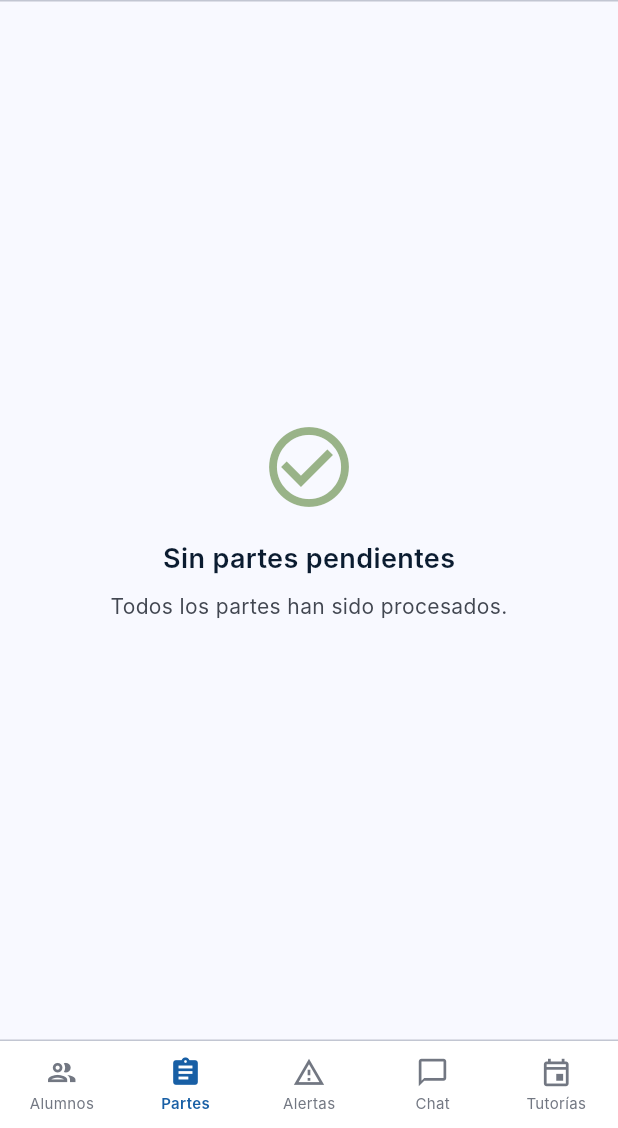
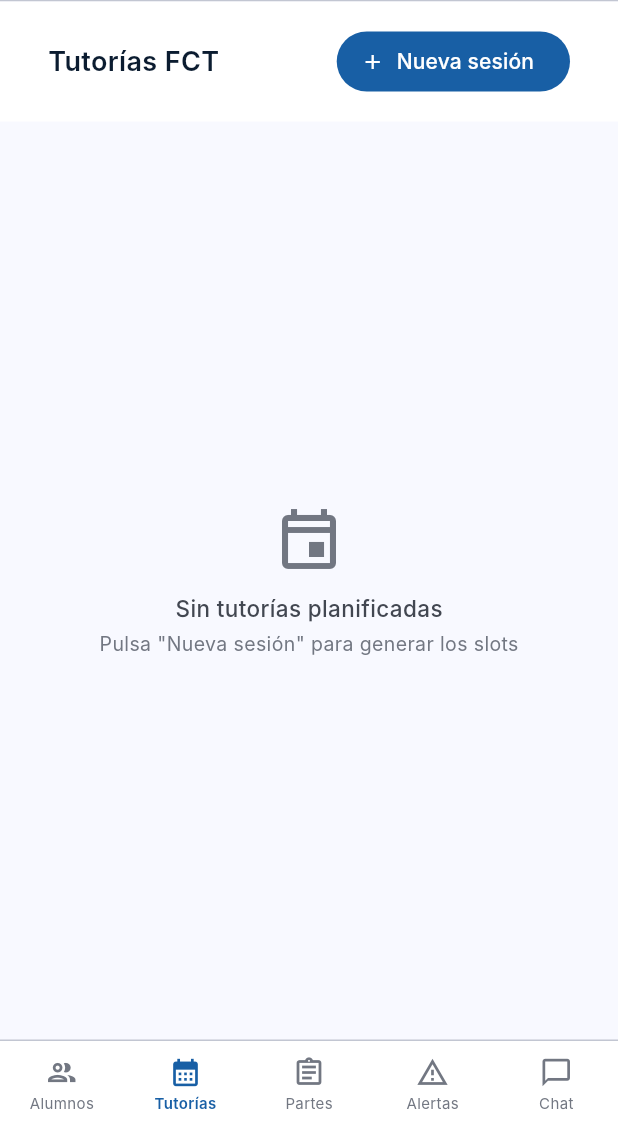
Before and after one commit to ikeracv28/TFG-Seguimiento, a Flutter app: the PanelTutorCentroScreen screen opened by its route, item 2 of the bottom bar chosen, on a phone screen of 412 x 824 dp, the part 108-1236 px from its top. Run offline on Flutter 3.47's test engine with Material 3 defaults, Android fonts, the phone set to English and light mode, and no system bars; our stand-ins replace dio, file_picker, fl_chart, flutter_secure_storage, go_router, pdf and 2 more; missing offline and left inert: dart:html, excel; accounts and stored records are empty; network calls fail; Roboto replaces fonts that are missing (Inter).

Commit message:
fix(tutorias): mover boton tutorias a segunda posicion en sidebar y cambiar icono a calendar_month

```diff
--- a/frontend/lib/presentation/screens/panel_tutor_centro_screen.dart
+++ b/frontend/lib/presentation/screens/panel_tutor_centro_screen.dart
@@ -377,6 +377,14 @@ class _Sidebar extends StatelessWidget {
             onTap: () => onChangeMode(_Mode.alumnos),
           ),
           const SizedBox(height: 4),
+          _NavBtn(
+            icon: Icons.calendar_month_outlined,
+            activeIcon: Icons.calendar_month,
+            tooltip: 'Tutorías',
+            isActive: mode == _Mode.tutorias,
+            onTap: () => onChangeMode(_Mode.tutorias),
+          ),
+          const SizedBox(height: 4),
           _NavBadgeBtn(
             icon: Icons.assignment_outlined,
             activeIcon: Icons.assignment,
@@ -403,14 +411,6 @@ class _Sidebar extends StatelessWidget {
             tooltip: 'Chat',
             isActive: mode == _Mode.chat,
             onTap: () => onChangeMode(_Mode.chat),
-          ),
-          const SizedBox(height: 4),
-          _NavBtn(
-            icon: Icons.event_outlined,
-            activeIcon: Icons.event,
-            tooltip: 'Tutorías',
-            isActive: mode == _Mode.tutorias,
-            onTap: () => onChangeMode(_Mode.tutorias),
           ),
           const Spacer(),
           // Perfil
@@ -2844,6 +2844,13 @@ class _MobileBottomNav extends StatelessWidget {
             onTap: () => onChangeMode(_Mode.alumnos),
           ),
           _BottomItem(
+            icon: Icons.calendar_month_outlined,
+            activeIcon: Icons.calendar_month,
+            label: 'Tutorías',
+            isActive: mode == _Mode.tutorias,
+            onTap: () => onChangeMode(_Mode.tutorias),
+          ),
+          _BottomItem(
             icon: Icons.assignment_outlined,
             activeIcon: Icons.assignment,
             label: 'Partes',
@@ -2865,13 +2872,6 @@ class _MobileBottomNav extends StatelessWidget {
             label: 'Chat',
             isActive: mode == _Mode.chat,
             onTap: () => onChangeMode(_Mode.chat),
-          ),
-          _BottomItem(
-            icon: Icons.event_outlined,
-            activeIcon: Icons.event,
-            label: 'Tutorías',
-            isActive: mode == _Mode.tutorias,
-            onTap: () => onChangeMode(_Mode.tutorias),
           ),
         ],
       ),
```
